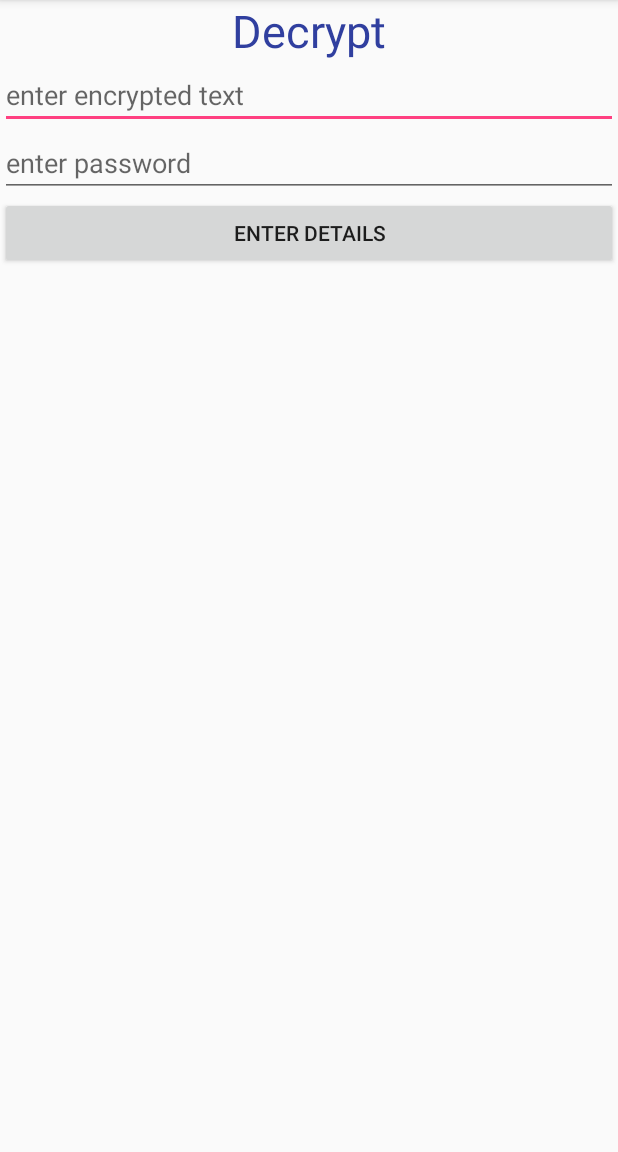
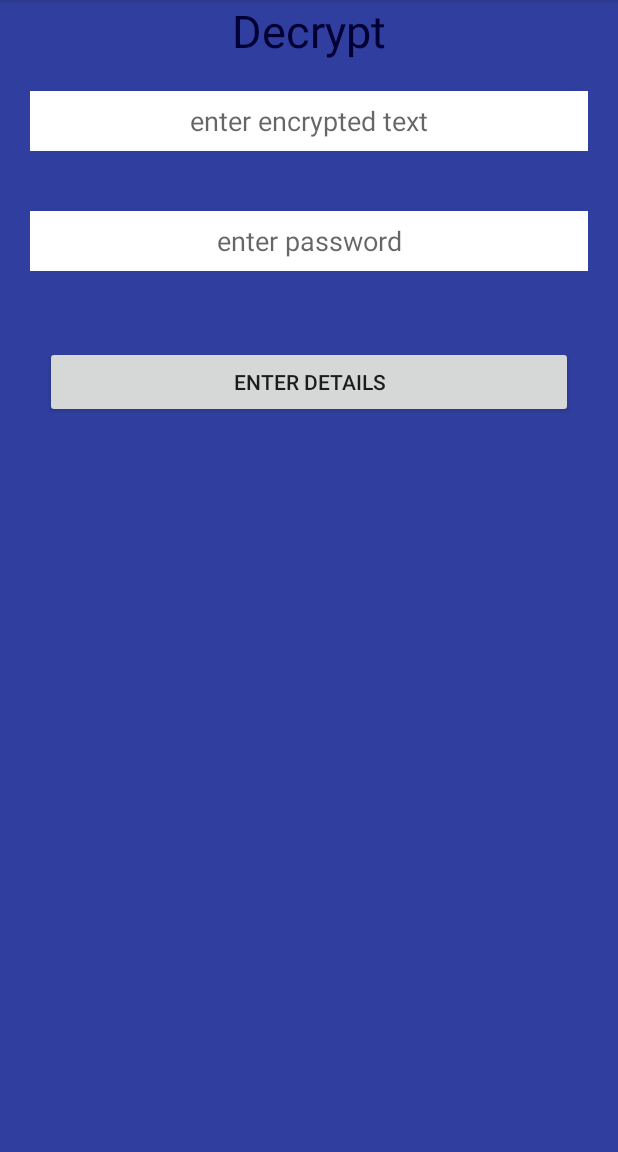
Before and after one commit to ReesRingrose/EncryptionBuddy3, an Android app: the decrypt screen opened directly, with no data from a screen before it, on a phone screen of 412 x 824 dp, the part 84-1236 px from its top. Run offline under Robolectric (Android 15) with nearby library versions, the phone set to English and light mode, and no system bars.

Commit message:
update xml

```diff
--- a/app/src/main/res/layout/decrypt_layout.xml
+++ b/app/src/main/res/layout/decrypt_layout.xml
@@ -2,9 +2,7 @@
 <LinearLayout xmlns:android="http://schemas.android.com/apk/res/android"
     android:orientation="vertical" android:layout_width="fill_parent"
     android:layout_height="fill_parent"
-
-
-    >
+    android:background="@color/colorPrimaryDark">
 
     <TextView
         android:text="@string/action_decryption"
@@ -13,35 +11,44 @@
         android:id="@+id/textView3"
         android:textSize="30sp"
         android:textAlignment="center"
-        android:textColor="@color/colorPrimaryDark"/>
+        android:textColor="@color/black"/>
 
 
     <EditText
         android:layout_width="match_parent"
-        android:layout_height="wrap_content"
+        android:layout_height="40dp"
         android:inputType="textPersonName"
         android:ems="10"
         android:id="@+id/inputtext"
-        android:hint="enter encrypted text" />
+        android:hint="enter encrypted text"
+        android:background="#ffffff"
+        android:layout_margin="20dp"
+        android:textAlignment="center"/>
 
     <EditText
         android:layout_width="match_parent"
-        android:layout_height="wrap_content"
+        android:layout_height="40dp"
         android:inputType="textPersonName"
         android:ems="10"
         android:id="@+id/enterPassword"
-        android:hint="enter password" />
+        android:hint="enter password"
+        android:background="#ffffff"
+        android:layout_margin="20dp"
+        android:textAlignment="center"/>
 
     <Button
         android:text="enter details"
         android:layout_width="match_parent"
         android:layout_height="wrap_content"
         android:id="@+id/button1"
-        android:onClick="buttonOnClick1"/>
+        android:onClick="buttonOnClick1"
+        android:layout_margin="30dp"/>
 
     <TextView
         android:layout_width="match_parent"
-        android:layout_height="wrap_content"
+        android:layout_height="40dp"
         android:id="@+id/output"
-        android:textSize="30sp" />
+        android:textSize="30sp"
+        android:textColor="#ffffff"
+        android:layout_margin="20dp"/>
 </LinearLayout>
```
Also changed, not shown: app/src/main/res/layout/encrypt_layout.xml (+11 -7 lines).
